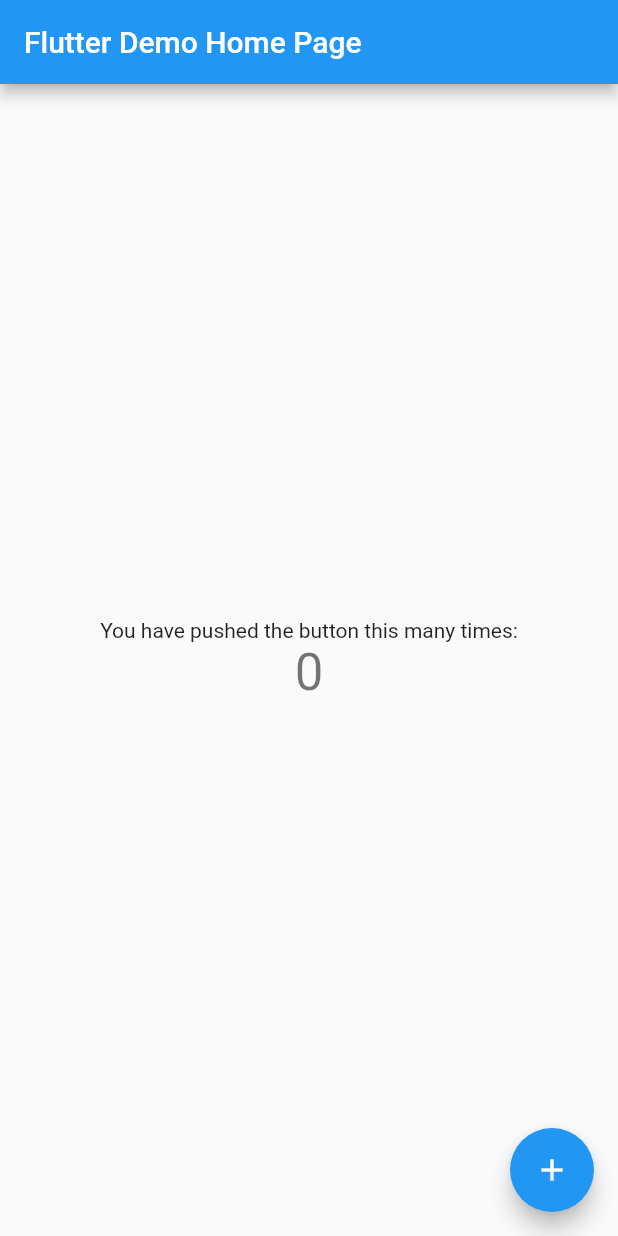
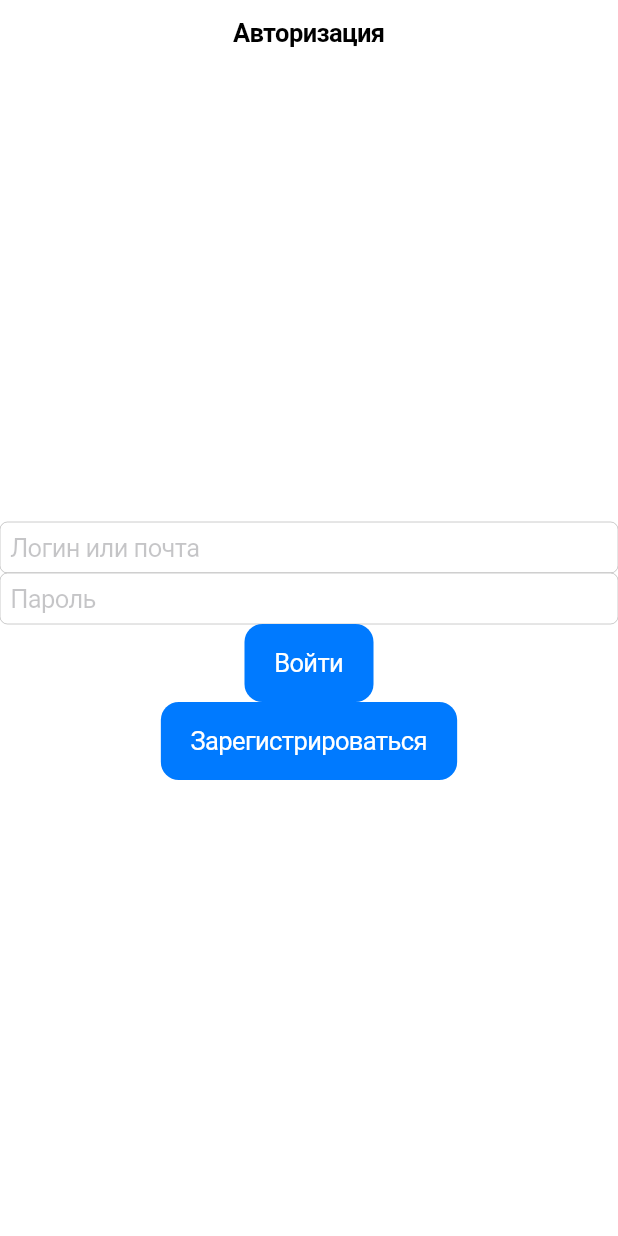
Before and after one commit to Aldekenzo/Flutter_test_1, a Flutter app: the screen it shows after launch, on a phone screen of 412 x 824 dp. Run offline on Flutter 3.47's test engine with Material 2 defaults, Android fonts, the phone set to English and light mode, and no system bars.

Commit message:
Auth page

```diff
--- a/lib/main.dart
+++ b/lib/main.dart
@@ -1,113 +1,16 @@
+import 'package:flutter/cupertino.dart';
 import 'package:flutter/material.dart';
+import 'package:flutter_application_5/src/screens/auth/auth_screen.dart';
 
 void main() {
   runApp(MyApp());
 }
 
 class MyApp extends StatelessWidget {
-  // This widget is the root of your application.
   @override
   Widget build(BuildContext context) {
-    return MaterialApp(
-      title: 'Flutter Demo',
-      theme: ThemeData(
-        // This is the theme of your application.
-        //
-        // Try running your application with "flutter run". You'll see the
-        // application has a blue toolbar. Then, without quitting the app, try
-        // changing the primarySwatch below to Colors.green and then invoke
-        // "hot reload" (press "r" in the console where you ran "flutter run",
-        // or simply save your changes to "hot reload" in a Flutter IDE).
-        // Notice that the counter didn't reset back to zero; the application
-        // is not restarted.
-        primarySwatch: Colors.blue,
-      ),
-      home: MyHomePage(title: 'Flutter Demo Home Page'),
+    return CupertinoApp(
+      home: AuthScreen(),
     );
   }
 }
-
-class MyHomePage extends StatefulWidget {
-  MyHomePage({Key? key, required this.title}) : super(key: key);
-
-  // This widget is the home page of your application. It is stateful, meaning
-  // that it has a State object (defined below) that contains fields that affect
-  // how it looks.
-
-  // This class is the configuration for the state. It holds the values (in this
-  // case the title) provided by the parent (in this case the App widget) and
-  // used by the build method of the State. Fields in a Widget subclass are
-  // always marked "final".
-
-  final String title;
-
-  @override
-  _MyHomePageState createState() => _MyHomePageState();
-}
-
-class _MyHomePageState extends State<MyHomePage> {
-  int _counter = 0;
-
-  void _incrementCounter() {
-    setState(() {
-      // This call to setState tells the Flutter framework that something has
-      // changed in this State, which causes it to rerun the build method below
-      // so that the display can reflect the updated values. If we changed
-      // _counter without calling setState(), then the build method would not be
-      // called again, and so nothing would appear to happen.
-      _counter++;
-    });
-  }
-
-  @override
-  Widget build(BuildContext context) {
-    // This method is rerun every time setState is called, for instance as done
-    // by the _incrementCounter method above.
-    //
-    // The Flutter framework has been optimized to make rerunning build methods
-    // fast, so that you can just rebuild anything that needs updating rather
-    // than having to individually change instances of widgets.
-    return Scaffold(
-      appBar: AppBar(
-        // Here we take the value from the MyHomePage object that was created by
-        // the App.build method, and use it to set our appbar title.
-        title: Text(widget.title),
-      ),
-      body: Center(
-        // Center is a layout widget. It takes a single child and positions it
-        // in the middle of the parent.
-        child: Column(
-          // Column is also a layout widget. It takes a list of children and
-          // arranges them vertically. By default, it sizes itself to fit its
-          // children horizontally, and tries to be as tall as its parent.
-          //
-          // Invoke "debug painting" (press "p" in the console, choose the
-          // "Toggle Debug Paint" action from the Flutter Inspector in Android
-          // Studio, or the "Toggle Debug Paint" command in Visual Studio Code)
-          // to see the wireframe for each widget.
-          //
-          // Column has various properties to control how it sizes itself and
-          // how it positions its children. Here we use mainAxisAlignment to
-          // center the children vertically; the main axis here is the vertical
-          // axis because Columns are vertical (the cross axis would be
-          // horizontal).
-          mainAxisAlignment: MainAxisAlignment.center,
-          children: <Widget>[
-            Text(
-              'You have pushed the button this many times:',
-            ),
-            Text(
-              '$_counter',
-              style: Theme.of(context).textTheme.headline4,
-            ),
-          ],
-        ),
-      ),
-      floatingActionButton: FloatingActionButton(
-        onPressed: _incrementCounter,
-        tooltip: 'Increment',
-        child: Icon(Icons.add),
-      ), // This trailing comma makes auto-formatting nicer for build methods.
-    );
-  }
-}
--- /dev/null
+++ b/lib/src/screens/auth/auth_screen.dart
@@ -0,0 +1,110 @@
+import 'package:flutter/cupertino.dart';
+import 'package:flutter/material.dart';
+
+class AuthScreen extends StatelessWidget {
+  const AuthScreen({Key? key}) : super(key: key);
+
+  @override
+  Widget build(BuildContext context) {
+    return CupertinoPageScaffold(
+      navigationBar: CupertinoNavigationBar(
+        middle: Text('Авторизация'),
+      ),
+      child: SafeArea(
+        child: Column(
+          mainAxisAlignment: MainAxisAlignment.center,
+          children: [
+            CupertinoTextField(
+              placeholder: 'Логин или почта',
+            ),
+            CupertinoTextField(
+              placeholder: 'Пароль',
+            ),
+            CupertinoButton.filled(
+              child: Text('Войти'),
+              onPressed: () {},
+            ),
+            CupertinoButton.filled(
+              child: Text('Зарегистрироваться'),
+              onPressed: () {},
+            ),
+          ],
+        ),
+      ),
+    );
+  }
+}
+
+
+
+
+
+
+/* SafeArea(
+          child: Container(
+        padding: EdgeInsets.only(top: 200),
+        child: Column(
+          children: [
+            Container(
+              padding: EdgeInsets.only(left: 15, right: 15),
+              color: Colors.white,
+              child: Column(
+                children: [
+                  TextField(
+                    decoration: InputDecoration(
+                      border: UnderlineInputBorder(
+                        borderSide: BorderSide(
+                          color: Color(0xFFE90202),
+                          style: BorderStyle.solid,
+                          width: 1
+                        ),
+                      ),
+                      labelText: 'Логин или Почта',
+                      labelStyle: TextStyle(fontSize: 18, color: Color(0xFFC9C9C9))
+
+                    ),
+                  ),
+                  TextField(
+                    decoration: InputDecoration(
+                      border: UnderlineInputBorder(
+                        borderSide: BorderSide.none,
+                      ),
+                      labelText: 'Пароль',
+                      labelStyle: TextStyle(fontSize: 18, color: Color(0xFFC9C9C9))
+                    ),
+                  ),
+                ],
+              ),
+            ),
+            SizedBox(height: 35,),
+
+            ElevatedButton(onPressed: (){},
+
+             child: Text('Войти', style: TextStyle(fontSize: 17.5),),
+
+             style: ElevatedButton.styleFrom(
+               shape: RoundedRectangleBorder(
+                 borderRadius: BorderRadius.circular(8),
+               ),
+               primary: Color(0xFF3A1AC9),
+               elevation: 0.1,
+               fixedSize: Size(350, 65)
+
+             )),
+             SizedBox(height: 17,),
+             ElevatedButton(onPressed: (){},
+             child: Text('Зарегистрироватся', style: TextStyle(fontSize: 17.5),),
+
+             style: ElevatedButton.styleFrom(
+               shape: RoundedRectangleBorder(
+                 borderRadius: BorderRadius.circular(8),
+               ),
+               primary: Color(0xFF3A1AC9),
+               elevation: 0.1,
+               fixedSize: Size(350, 65)
+
+             )),
+
+          ],
+        ),
+      )),*/
```
